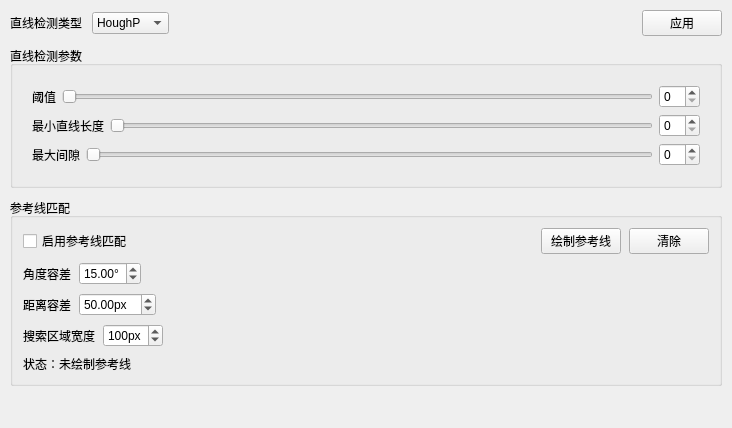
xiaoyuan1021/MyTool, file ui/tabs/line_tab.ui: the form before one commit.
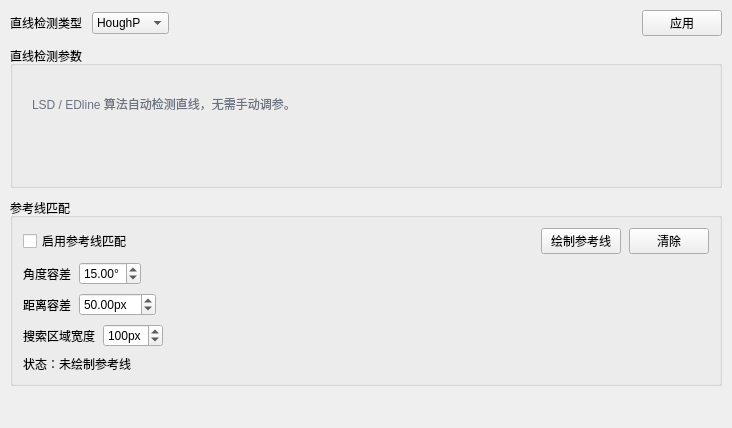
The form after the commit. The open tabs and pages were chosen to show the change.

What changed in the file:
```diff
--- a/ui/tabs/line_tab.ui
+++ b/ui/tabs/line_tab.ui
@@ -90,11 +90,55 @@
       </property>
       <item>
        <widget class="QStackedWidget" name="stackedWidget_LineDetect">
-        <property name="currentIndex">
-         <number>1</number>
-        </property>
-        <widget class="QWidget" name="None"/>
-        <widget class="QWidget" name="HoughP">
+         <property name="currentIndex">
+          <number>1</number>
+         </property>
+         <widget class="QWidget" name="page_lsd_edline">
+          <layout class="QVBoxLayout" name="verticalLayout_lsd_edline">
+           <property name="spacing">
+            <number>8</number>
+           </property>
+           <property name="leftMargin">
+            <number>10</number>
+           </property>
+           <property name="topMargin">
+            <number>20</number>
+           </property>
+           <property name="rightMargin">
+            <number>10</number>
+           </property>
+           <property name="bottomMargin">
+            <number>10</number>
+           </property>
+           <item>
+            <widget class="QLabel" name="label_lsd_edline_hint">
+             <property name="text">
+              <string>LSD / EDline 算法自动检测直线，无需手动调参。</string>
+             </property>
+             <property name="wordWrap">
+              <bool>true</bool>
+             </property>
+             <property name="styleSheet">
+              <string notr="true">color: #6B7280;</string>
+             </property>
+            </widget>
+           </item>
+           <item>
+            <spacer name="verticalSpacer_lsd_edline">
+             <property name="orientation">
+              <enum>Qt::Orientation::Vertical</enum>
+             </property>
+             <property name="sizeHint" stdset="0">
+              <size>
+               <width>20</width>
+               <height>40</height>
+              </size>
+             </property>
+            </spacer>
+           </item>
+          </layout>
+         </widget>
+         <widget class="QWidget" name="HoughP">
          <layout class="QVBoxLayout" name="verticalLayout_houghp">
           <property name="spacing">
            <number>6</number>
```
